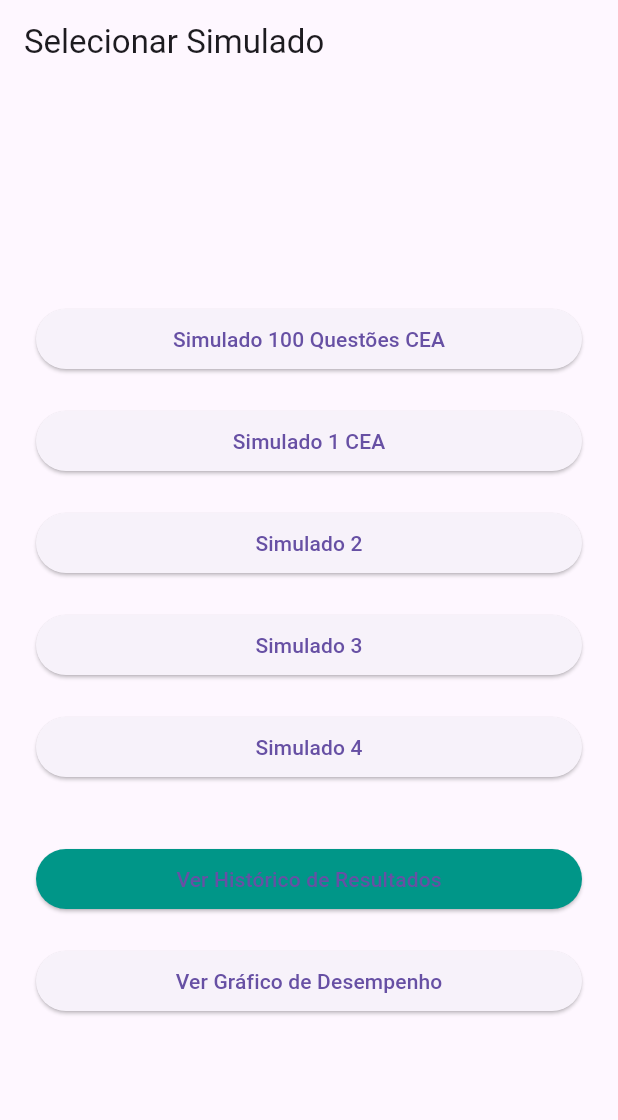
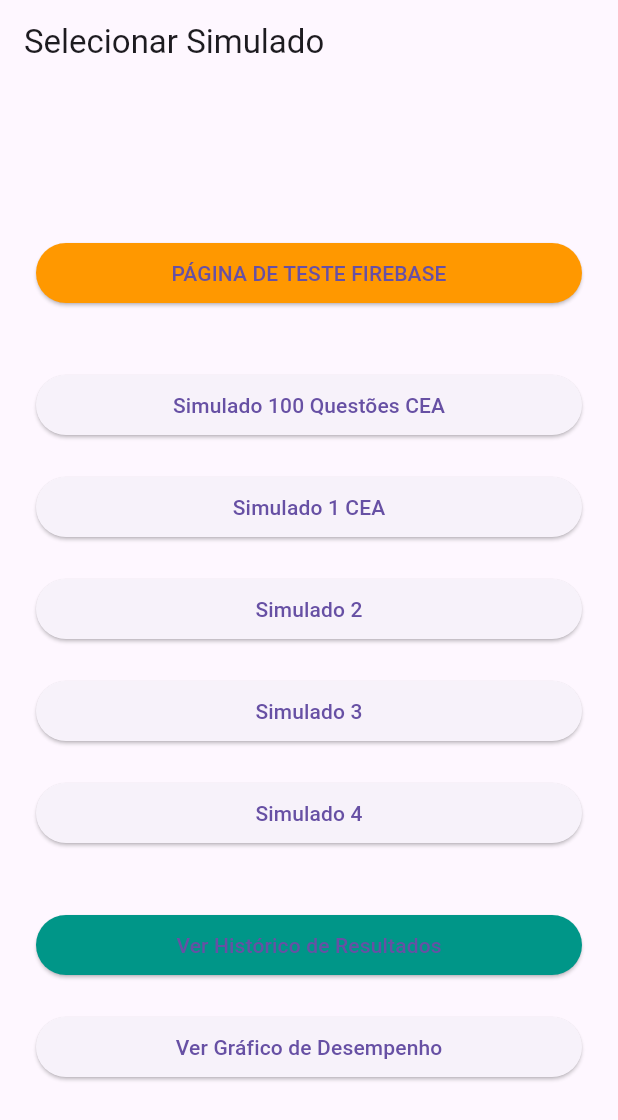
Before and after one commit to LuanArtacho/cea, a Flutter app: the screen it shows after launch, on a phone screen of 412 x 824 dp. Shown: the top 1120 px of the screen. Run offline on Flutter 3.47's test engine with Material 3 defaults, Android fonts, the light colour scheme and no system bars; our stand-ins replace cloud_firestore, firebase_core, fl_chart; accounts and stored records are empty.

Commit message:
Ajustando para aceitar o firebase

```diff
--- a/lib/pages/home_page.dart
+++ b/lib/pages/home_page.dart
@@ -6,6 +6,7 @@ import 'package:cea_app/models/question_model.dart';
 import 'package:cea_app/pages/quiz_page.dart';
 import 'package:cea_app/pages/desempenho_page.dart';
 import 'package:cea_app/pages/historico_page.dart';
+import 'package:cea_app/pages/teste_firebase_page.dart'; // 1. Import the new test page
 
 class HomePage extends StatelessWidget {
   void navegarParaSimulado(
@@ -31,65 +32,78 @@ class HomePage extends StatelessWidget {
           mainAxisAlignment: MainAxisAlignment.center,
           crossAxisAlignment: CrossAxisAlignment.stretch,
           children: [
+            // 2. Add the temporary test button here
+            ElevatedButton(
+              style: ElevatedButton.styleFrom(backgroundColor: Colors.orange),
+              onPressed: () {
+                Navigator.push(
+                  context,
+                  MaterialPageRoute(
+                    builder: (context) => const TesteFirebasePage(),
+                  ),
+                );
+              },
+              child: const Text('PÁGINA DE TESTE FIREBASE'),
+            ),
+            const SizedBox(height: 40),
+
+            // --- Rest of your original buttons ---
             ElevatedButton(
               onPressed: () => navegarParaSimulado(
                 context,
                 simulado100Questoes,
                 'Simulado 100 Questões',
               ),
-              child: Text('Simulado 100 Questões CEA'),
+              child: const Text('Simulado 100 Questões CEA'),
             ),
-            SizedBox(height: 20),
+            const SizedBox(height: 20),
             ElevatedButton(
               onPressed: () =>
                   navegarParaSimulado(context, simulado1CEA, 'Simulado 1'),
-              child: Text('Simulado 1 CEA'),
+              child: const Text('Simulado 1 CEA'),
             ),
-            SizedBox(height: 20),
+            const SizedBox(height: 20),
             ElevatedButton(
               onPressed: () =>
                   navegarParaSimulado(context, simulado2, 'Simulado 2'),
-              child: Text('Simulado 2'),
+              child: const Text('Simulado 2'),
             ),
-            SizedBox(height: 20),
+            const SizedBox(height: 20),
             ElevatedButton(
               onPressed: () =>
                   navegarParaSimulado(context, simulado3, 'Simulado 3'),
-              child: Text('Simulado 3'),
+              child: const Text('Simulado 3'),
             ),
-            SizedBox(height: 20),
+            const SizedBox(height: 20),
             ElevatedButton(
               onPressed: () =>
                   navegarParaSimulado(context, simulado4, 'Simulado 4'),
-              child: Text('Simulado 4'),
+              child: const Text('Simulado 4'),
             ),
-            SizedBox(height: 40),
-
-            // Botão para o Histórico
+            const SizedBox(height: 40),
             ElevatedButton(
               style: ElevatedButton.styleFrom(backgroundColor: Colors.teal),
               onPressed: () {
                 Navigator.push(
                   context,
-                  MaterialPageRoute(builder: (context) => HistoricoPage()),
+                  MaterialPageRoute(
+                    builder: (context) => const HistoricoPage(),
+                  ),
                 );
               },
-              child: Text('Ver Histórico de Resultados'),
+              child: const Text('Ver Histórico de Resultados'),
             ),
-            SizedBox(height: 20),
-
-            // BOTÃO DO GRÁFICO MODIFICADO AQUI
+            const SizedBox(height: 20),
             ElevatedButton(
               onPressed: () {
                 Navigator.push(
                   context,
                   MaterialPageRoute(
-                    // Agora apenas chama a DesempenhoPage sem parâmetros
-                    builder: (context) => DesempenhoPage(),
+                    builder: (context) => const DesempenhoPage(),
                   ),
                 );
               },
-              child: Text('Ver Gráfico de Desempenho'),
+              child: const Text('Ver Gráfico de Desempenho'),
             ),
           ],
         ),
```
Also changed, not shown: lib/pages/teste_firebase_page.dart (added, +43 -0 lines), pubspec.yaml (+6 -10 lines), firebase.json, lib/firebase_options.dart, 2 other files.
